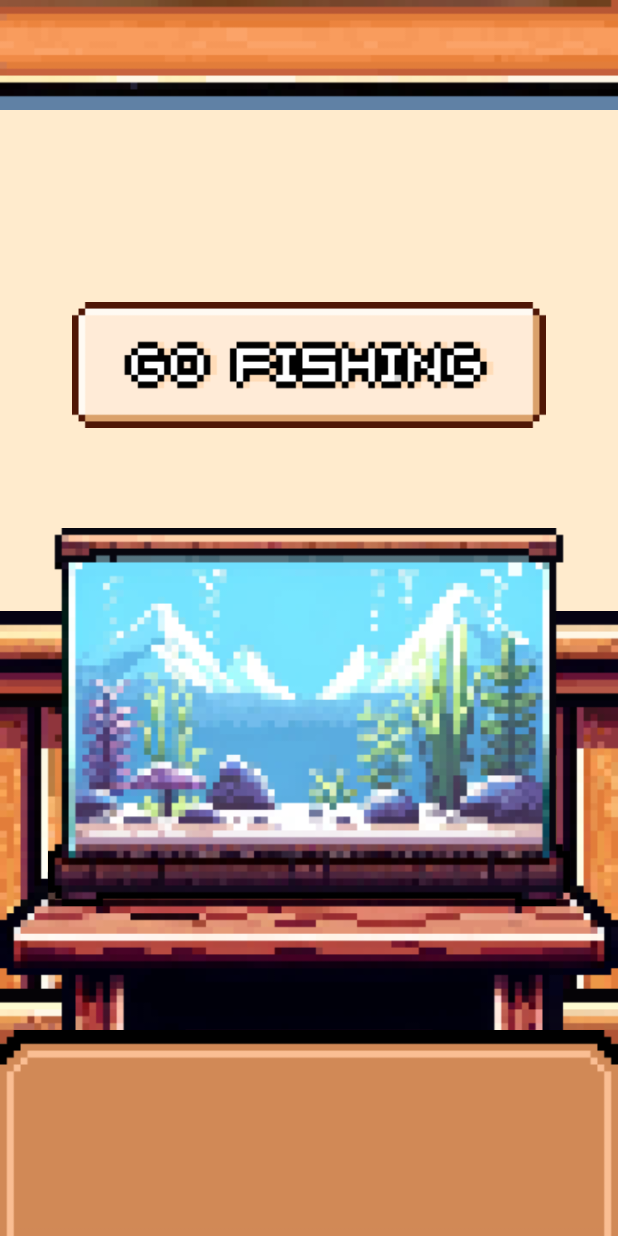
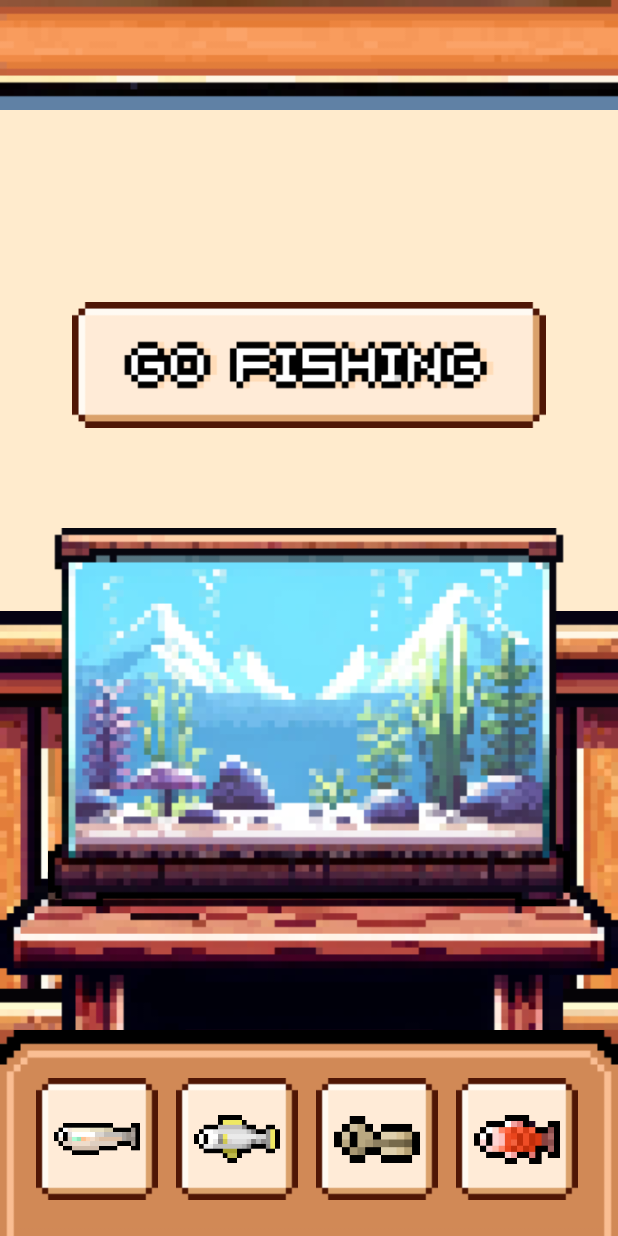
Before and after one commit to kwakyongwoo/Aquarium-Widget-Android, an Android app built with Jetpack Compose: the @Preview function HomeScreenPreview, on a phone screen of 412 x 824 dp. Run offline under Robolectric (Android 15) with nearby library versions, the phone set to English and light mode, and no system bars; our stand-ins replace Dagger/Hilt's generated code; Roboto replaces fonts that are not available here.

Commit message:
[feature] FishItem UI - getFishId and show fish image block

```diff
--- /dev/null
+++ b/core/ui/src/main/kotlin/com/dyddyd/aquariumwidget/core/ui/FishItem.kt
@@ -0,0 +1,62 @@
+package com.dyddyd.aquariumwidget.core.ui
+
+import androidx.compose.foundation.layout.Box
+import androidx.compose.foundation.layout.aspectRatio
+import androidx.compose.foundation.layout.fillMaxSize
+import androidx.compose.foundation.layout.padding
+import androidx.compose.foundation.layout.size
+import androidx.compose.runtime.Composable
+import androidx.compose.ui.Alignment
+import androidx.compose.ui.Modifier
+import androidx.compose.ui.res.painterResource
+import androidx.compose.ui.tooling.preview.Preview
+import androidx.compose.ui.unit.dp
+import com.dyddyd.aquariumwidget.core.designsystem.component.ImageMaxHeight
+import com.dyddyd.aquariumwidget.core.designsystem.component.ImageMaxSize
+import com.dyddyd.aquariumwidget.core.designsystem.component.ImageMaxWidth
+
+@Composable
+fun FishItem(
+    modifier: Modifier = Modifier,
+    fishId: Int,
+) {
+    val fishPainter = getPainterByName(name = "fish_$fishId")
+
+    Box(
+        modifier = modifier
+            .fillMaxSize()
+            .aspectRatio(1f),
+        contentAlignment = Alignment.Center
+    ) {
+        ImageMaxSize(
+            painter = painterResource(id = R.drawable.core_ui_fish_background_default),
+            contentDescription = "Fish Background"
+        )
+
+        if (fishPainter.intrinsicSize.width > fishPainter.intrinsicSize.height) {
+            ImageMaxWidth(
+                painter = fishPainter,
+                contentDescription = "Fish Image",
+                modifier = Modifier.padding(horizontal = 12.dp)
+            )
+        } else {
+            ImageMaxHeight(
+                painter = fishPainter,
+                contentDescription = "Fish Image",
+                modifier = Modifier.padding(vertical = 12.dp)
+            )
+        }
+    }
+}
+
+@Preview
+@Composable
+fun FishItemPreviewWidth() {
+    FishItem(fishId = 1, modifier = Modifier.size(100.dp))
+}
+
+@Preview
+@Composable
+fun FishItemPreviewHeight() {
+    FishItem(fishId = 10, modifier = Modifier.size(100.dp))
+}
--- a/core/ui/src/main/kotlin/com/dyddyd/aquariumwidget/core/ui/Image.kt
+++ b/core/ui/src/main/kotlin/com/dyddyd/aquariumwidget/core/ui/Image.kt
@@ -16,13 +16,3 @@ fun getPainterByName(name: String): Painter {
 
     return painterResource(id = resourceId)
 }
-
-@Composable
-fun TestImage() {
-
-}
-
-@Composable
-internal fun TestImage2() {
-
-}
--- a/feature/home/src/main/kotlin/com/dyddyd/aquariumwidget/feature/home/HomeScreen.kt
+++ b/feature/home/src/main/kotlin/com/dyddyd/aquariumwidget/feature/home/HomeScreen.kt
@@ -9,7 +9,9 @@ import androidx.compose.foundation.layout.Spacer
 import androidx.compose.foundation.layout.aspectRatio
 import androidx.compose.foundation.layout.fillMaxHeight
 import androidx.compose.foundation.layout.fillMaxSize
+import androidx.compose.foundation.layout.fillMaxWidth
 import androidx.compose.foundation.layout.padding
+import androidx.compose.foundation.lazy.LazyRow
 import androidx.compose.runtime.Composable
 import androidx.compose.runtime.getValue
 import androidx.compose.ui.Alignment
@@ -21,6 +23,8 @@ import androidx.hilt.navigation.compose.hiltViewModel
 import androidx.lifecycle.compose.collectAsStateWithLifecycle
 import com.dyddyd.aquariumwidget.core.designsystem.component.ImageMaxWidth
 import com.dyddyd.aquariumwidget.core.designsystem.theme.HomeBackgroundColor
+import com.dyddyd.aquariumwidget.core.model.data.Fish
+import com.dyddyd.aquariumwidget.core.ui.FishItem
 import com.dyddyd.aquariumwidget.core.ui.getPainterByName
 
 @Composable
@@ -80,7 +84,7 @@ private fun HomeBottom(
     modifier: Modifier = Modifier,
     homeUiState: HomeUiState,
 ) {
-    Box {
+    Box(modifier = modifier) {
         ImageMaxWidth(
             painter = painterResource(id = R.drawable.feature_home_bottom_background),
             contentDescription = "Home Bottom Background",
@@ -111,6 +115,23 @@ private fun HomeBottom(
                     painter = painterResource(id = R.drawable.feature_home_bottom_bar),
                     contentDescription = "Home Bottom Bar"
                 )
+
+                if (homeUiState is HomeUiState.Success) {
+                    LazyRow(
+                        modifier = Modifier
+                            .align(Alignment.Center)
+                            .fillMaxWidth()
+                            .padding(24.dp)
+                            .padding(top = 8.dp),
+                        horizontalArrangement = Arrangement.spacedBy(12.dp),
+                    ) {
+                        homeUiState.fishList.forEach { fish ->
+                            item {
+                                FishItem(fishId = fish.fishId)
+                            }
+                        }
+                    }
+                }
             }
         }
     }
@@ -119,5 +140,51 @@ private fun HomeBottom(
 @Preview
 @Composable
 fun HomeScreenPreview() {
-    HomeScreen(onGoFishingClick = {}, homeUiState = HomeUiState.Loading)
+    HomeScreen(
+        onGoFishingClick = {}, homeUiState = HomeUiState.Success(
+            aquariumThemeId = 1,
+            fishList = listOf(
+                Fish(
+                    fishId = 1,
+                    name = "Fish",
+                    habitatId = 1,
+                    description = "Fish",
+                    rarity = "",
+                    imageUrl = "1"
+                ),
+                Fish(
+                    fishId = 2,
+                    name = "Fish",
+                    habitatId = 1,
+                    description = "Fish",
+                    rarity = "",
+                    imageUrl = "2"
+                ),
+                Fish(
+                    fishId = 3,
+                    name = "Fish",
+                    habitatId = 1,
+                    description = "Fish",
+                    rarity = "",
+                    imageUrl = "3"
+                ),
+                Fish(
+                    fishId = 4,
+                    name = "Fish",
+                    habitatId = 1,
+                    description = "Fish",
+                    rarity = "",
+                    imageUrl = "4"
+                ),
+                Fish(
+                    fishId = 5,
+                    name = "Fish",
+                    habitatId = 1,
+                    description = "Fish",
+                    rarity = "",
+                    imageUrl = "5"
+                )
+            )
+        )
+    )
 }
```
Also changed, not shown: core/ui/src/main/res/drawable/core_ui_fish_1.png (added), core/ui/src/main/res/drawable/core_ui_fish_10.png (added), core/ui/src/main/res/drawable/core_ui_fish_2.png (added), core/ui/src/main/res/drawable/core_ui_fish_3.png (added), core/ui/src/main/res/drawable/core_ui_fish_4.png (added), core/ui/src/main/res/drawable/core_ui_fish_5.png (added), core/ui/src/main/res/drawable/core_ui_fish_6.png (added), core/ui/src/main/res/drawable/core_ui_fish_7.png (added), core/ui/src/main/res/drawable/core_ui_fish_8.png (added), core/ui/src/main/res/drawable/core_ui_fish_9.png (added), core/ui/src/main/res/drawable/core_ui_fish_background_default.png (added).
